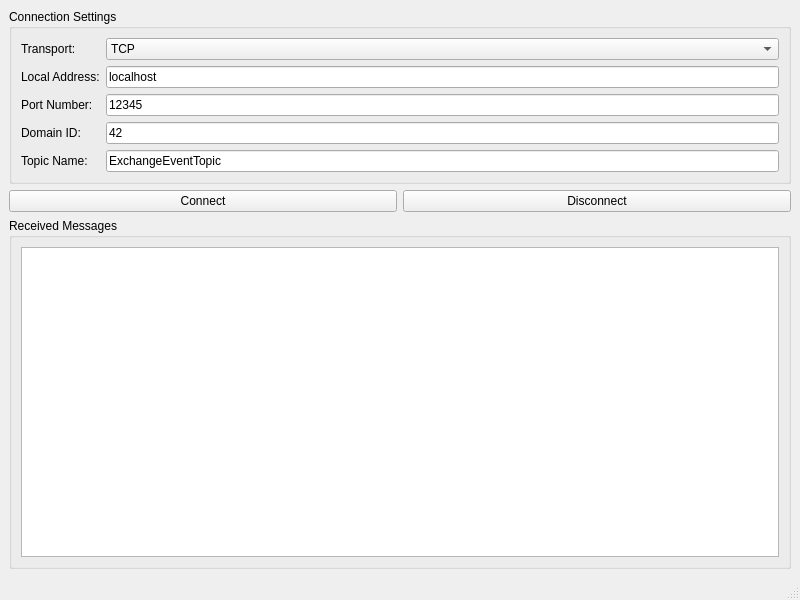
Before: the Qt Designer form subscriber/mainwindow.ui in adithyahk46/OpenDDS-Qt-PubSub, drawn with Qt 5.
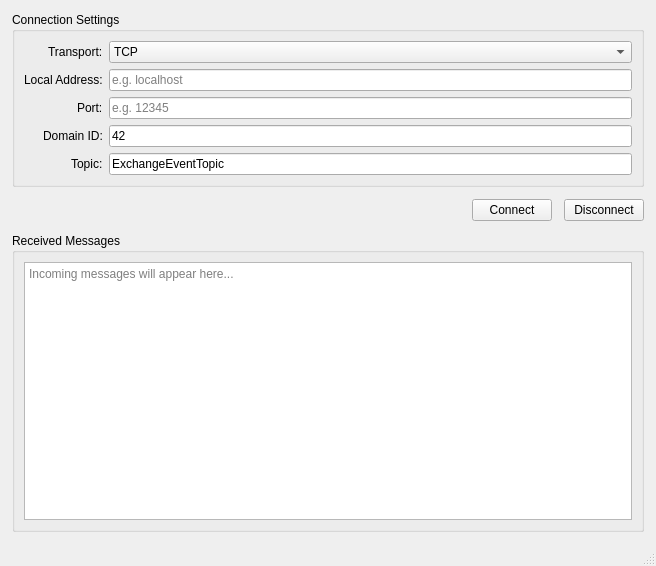
After: the same form once the commit is applied.

```diff
--- a/subscriber/mainwindow.ui
+++ b/subscriber/mainwindow.ui
@@ -6,8 +6,8 @@
    <rect>
     <x>0</x>
     <y>0</y>
-    <width>800</width>
-    <height>600</height>
+    <width>656</width>
+    <height>566</height>
    </rect>
   </property>
   <property name="windowTitle">
@@ -15,19 +15,21 @@
   </property>
   <widget class="QWidget" name="centralwidget">
    <layout class="QVBoxLayout" name="mainLayout">
+    <property name="spacing">
+     <number>12</number>
+    </property>
+    <property name="margin" stdset="0">
+     <number>12</number>
+    </property>
     <item>
      <widget class="QGroupBox" name="groupConfig">
       <property name="title">
        <string>Connection Settings</string>
       </property>
-      <layout class="QGridLayout" name="gridLayout">
-       <item row="1" column="0">
-        <widget class="QLabel" name="labelAddress">
-         <property name="text">
-          <string>Local Address:</string>
-         </property>
-        </widget>
-       </item>
+      <layout class="QFormLayout" name="formLayout">
+       <property name="labelAlignment">
+        <set>Qt::AlignmentFlag::AlignRight</set>
+       </property>
        <item row="0" column="0">
         <widget class="QLabel" name="labelTransport">
          <property name="text">
@@ -35,28 +37,7 @@
          </property>
         </widget>
        </item>
-       <item row="6" column="0">
-        <widget class="QLabel" name="label">
-         <property name="text">
-          <string>Topic Name:</string>
-         </property>
-        </widget>
-       </item>
-       <item row="3" column="2">
-        <widget class="QLineEdit" name="domainId">
-         <property name="text">
-          <string>42</string>
-         </property>
-        </widget>
-       </item>
-       <item row="2" column="0">
-        <widget class="QLabel" name="labelRepo">
-         <property name="text">
-          <string>Port Number:</string>
-         </property>
-        </widget>
-       </item>
-       <item row="0" column="2">
+       <item row="0" column="1">
         <widget class="QComboBox" name="comboTransport">
          <item>
           <property name="text">
@@ -75,6 +56,34 @@
          </item>
         </widget>
        </item>
+       <item row="1" column="0">
+        <widget class="QLabel" name="labelAddress">
+         <property name="text">
+          <string>Local Address:</string>
+         </property>
+        </widget>
+       </item>
+       <item row="1" column="1">
+        <widget class="QLineEdit" name="ip">
+         <property name="placeholderText">
+          <string>e.g. localhost</string>
+         </property>
+        </widget>
+       </item>
+       <item row="2" column="0">
+        <widget class="QLabel" name="labelPort">
+         <property name="text">
+          <string>Port:</string>
+         </property>
+        </widget>
+       </item>
+       <item row="2" column="1">
+        <widget class="QLineEdit" name="portNumber">
+         <property name="placeholderText">
+          <string>e.g. 12345</string>
+         </property>
+        </widget>
+       </item>
        <item row="3" column="0">
         <widget class="QLabel" name="labelDomain">
          <property name="text">
@@ -82,32 +91,45 @@
          </property>
         </widget>
        </item>
-       <item row="6" column="2">
+       <item row="3" column="1">
+        <widget class="QLineEdit" name="domainId">
+         <property name="text">
+          <string>42</string>
+         </property>
+        </widget>
+       </item>
+       <item row="4" column="0">
+        <widget class="QLabel" name="labelTopic">
+         <property name="text">
+          <string>Topic:</string>
+         </property>
+        </widget>
+       </item>
+       <item row="4" column="1">
         <widget class="QLineEdit" name="topicName">
          <property name="text">
           <string>ExchangeEventTopic</string>
          </property>
         </widget>
        </item>
-       <item row="1" column="2">
-        <widget class="QLineEdit" name="ip">
-         <property name="text">
-          <string>localhost</string>
-         </property>
-        </widget>
-       </item>
-       <item row="2" column="2">
-        <widget class="QLineEdit" name="portNumber">
-         <property name="text">
-          <string>12345</string>
-         </property>
-        </widget>
-       </item>
       </layout>
      </widget>
     </item>
     <item>
      <layout class="QHBoxLayout" name="buttonLayout">
+      <item>
+       <spacer name="horizontalSpacer">
+        <property name="orientation">
+         <enum>Qt::Orientation::Horizontal</enum>
+        </property>
+        <property name="sizeHint" stdset="0">
+         <size>
+          <width>0</width>
+          <height>0</height>
+         </size>
+        </property>
+       </spacer>
+      </item>
       <item>
        <widget class="QPushButton" name="btnConnect">
         <property name="text">
@@ -129,12 +151,15 @@
       <property name="title">
        <string>Received Messages</string>
       </property>
-      <layout class="QHBoxLayout" name="horizontalLayout">
+      <layout class="QVBoxLayout">
        <item>
         <widget class="QTextEdit" name="textMessages">
          <property name="readOnly">
           <bool>true</bool>
          </property>
+         <property name="placeholderText">
+          <string>Incoming messages will appear here...</string>
+         </property>
         </widget>
        </item>
       </layout>
```
Left out of the diff: 10 changed lines with no effect on the pictures.
